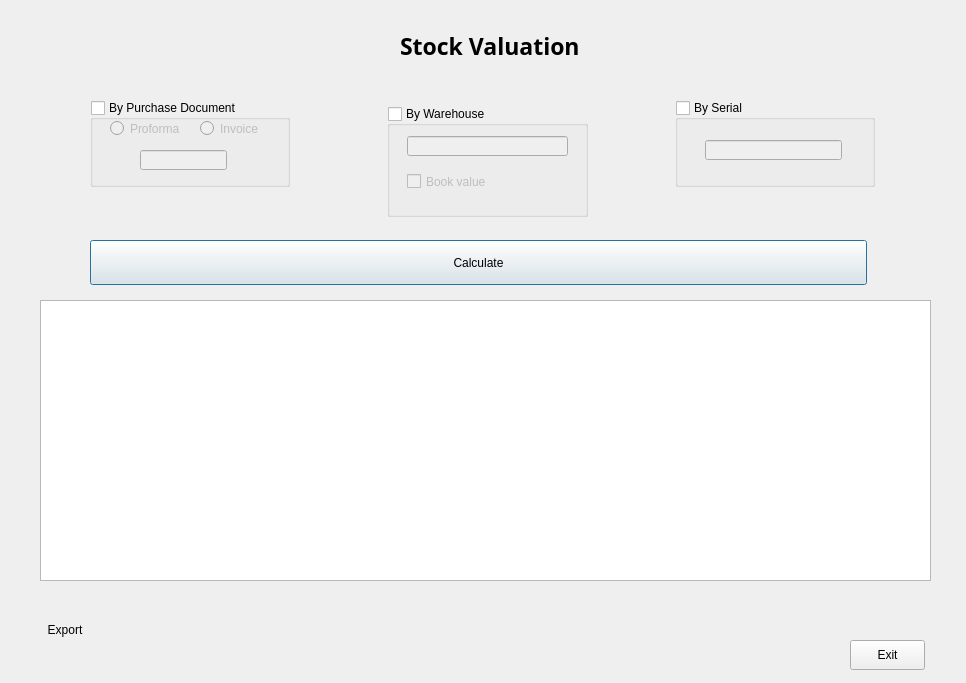
Old version of the form uis/stock_valuation.ui in the repository andrei219/euromedia.
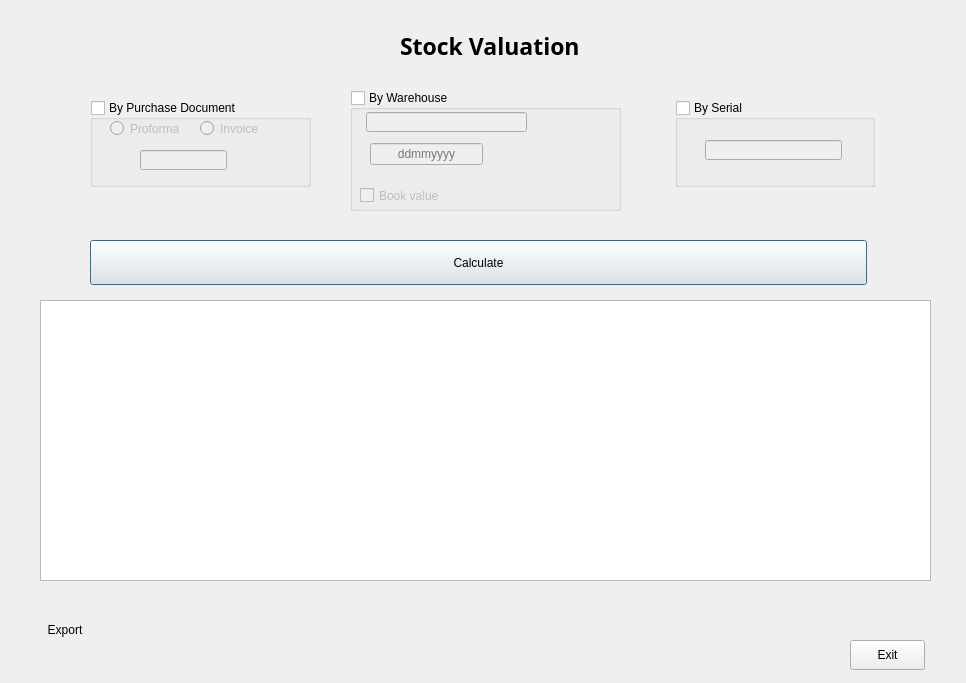
New version of the form. Icons and pictures are not drawn.

Patch:
```diff
--- a/uis/stock_valuation.ui
+++ b/uis/stock_valuation.ui
@@ -18,7 +18,7 @@
     <rect>
      <x>90</x>
      <y>100</y>
-     <width>200</width>
+     <width>221</width>
      <height>87</height>
     </rect>
    </property>
@@ -71,10 +71,10 @@
   <widget class="QGroupBox" name="by_warehouse">
    <property name="geometry">
     <rect>
-     <x>387</x>
-     <y>106</y>
-     <width>201</width>
-     <height>111</height>
+     <x>350</x>
+     <y>90</y>
+     <width>271</width>
+     <height>121</height>
     </rect>
    </property>
    <property name="title">
@@ -89,8 +89,8 @@
    <widget class="QLineEdit" name="warehouse">
     <property name="geometry">
      <rect>
-      <x>20</x>
-      <y>30</y>
+      <x>16</x>
+      <y>22</y>
       <width>161</width>
       <height>20</height>
      </rect>
@@ -99,9 +99,9 @@
    <widget class="QCheckBox" name="just_line_price">
     <property name="geometry">
      <rect>
-      <x>20</x>
-      <y>60</y>
-      <width>151</width>
+      <x>10</x>
+      <y>90</y>
+      <width>101</width>
       <height>31</height>
      </rect>
     </property>
@@ -109,6 +109,22 @@
      <string>Book value</string>
     </property>
    </widget>
+   <widget class="QLineEdit" name="date">
+    <property name="geometry">
+     <rect>
+      <x>20</x>
+      <y>53</y>
+      <width>113</width>
+      <height>22</height>
+     </rect>
+    </property>
+    <property name="alignment">
+     <set>Qt::AlignCenter</set>
+    </property>
+    <property name="placeholderText">
+     <string>ddmmyyyy</string>
+    </property>
+   </widget>
   </widget>
   <widget class="QGroupBox" name="by_serial">
    <property name="geometry">
```
